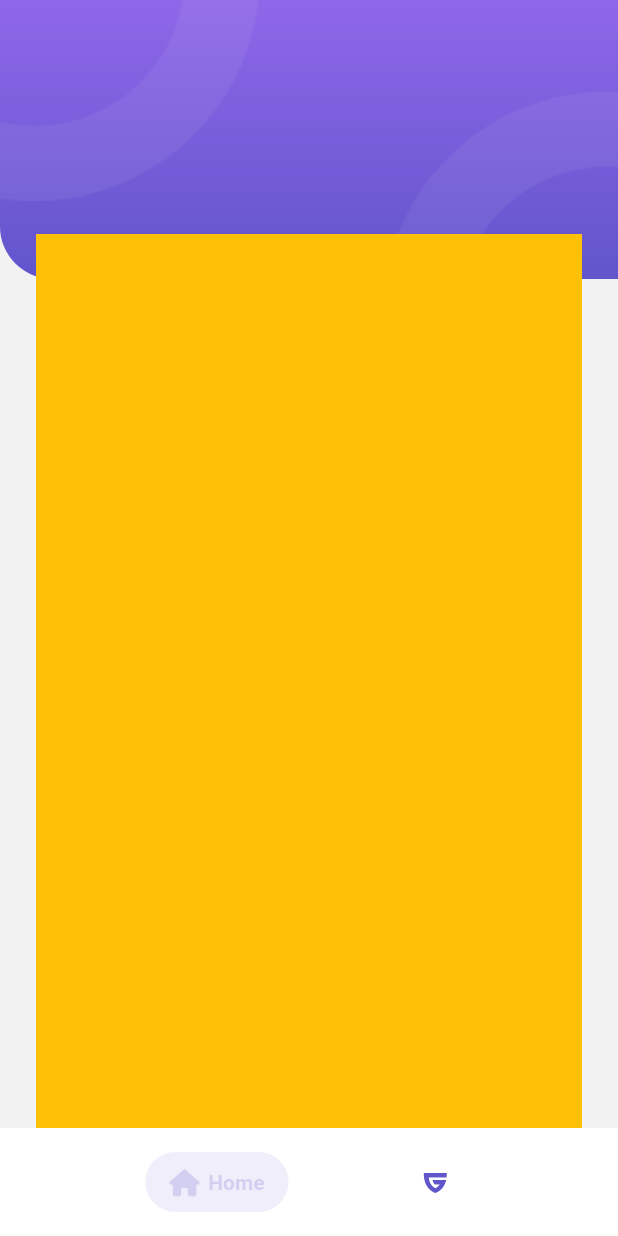
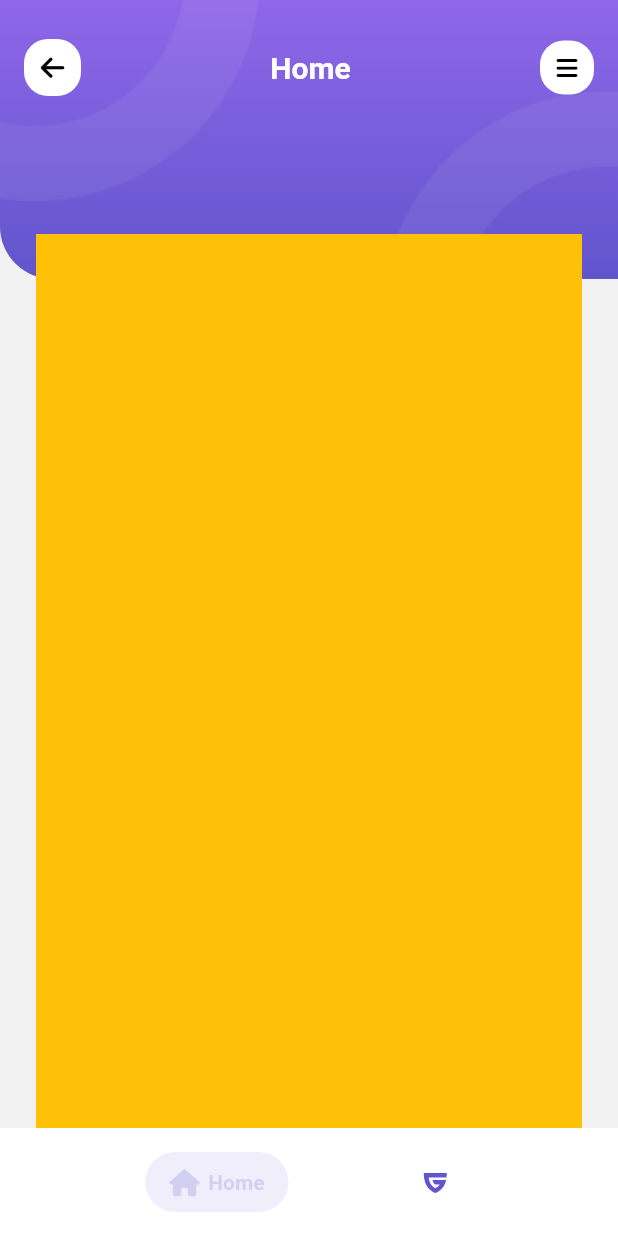
Before and after one commit to ssangnd/dlskitsvn, a Flutter app: the screen it shows after launch, on a phone screen of 412 x 824 dp. Run offline on Flutter 3.47's test engine with Material 2 defaults, Android fonts, the light colour scheme and no system bars; drawn by our look-alikes of salomon_bottom_bar; our stand-ins replace flutter_svg, font_awesome_flutter.

Commit message:
add appbar inlcude leading and tailing

```diff
--- a/lib/representation/screens/home_screen.dart
+++ b/lib/representation/screens/home_screen.dart
@@ -7,6 +7,9 @@ class HomeScreen extends StatelessWidget {
   @override
   Widget build(BuildContext context) {
     return AppBarContainerWidget(
+      titleString: 'Home',
+      implementLeading: true,
+      implementTraling: true,
       child: Container(
         color: Colors.amber,
       ),
--- a/lib/representation/widgets/appbar_container.dart
+++ b/lib/representation/widgets/appbar_container.dart
@@ -1,4 +1,5 @@
 import 'package:dlskitsvn/core/constants/dismension_constants.dart';
+import 'package:font_awesome_flutter/font_awesome_flutter.dart';
 
 import '../../helpers/asset_helper.dart';
 import '../../helpers/image_helper.dart';
@@ -6,10 +7,20 @@ import '../../core/constants/color_constants.dart';
 import 'package:flutter/material.dart';
 
 class AppBarContainerWidget extends StatelessWidget {
-  const AppBarContainerWidget({super.key, this.child});
+  const AppBarContainerWidget({
+    super.key,
+    this.child,
+    this.title,
+    this.titleString,
+    this.implementLeading = false,
+    this.implementTraling = false,
+  });
 
   final Widget? child;
-
+  final Widget? title;
+  final String? titleString;
+  final bool implementLeading;
+  final bool implementTraling;
   @override
   Widget build(BuildContext context) {
     return Scaffold(
@@ -23,6 +34,52 @@ class AppBarContainerWidget extends StatelessWidget {
               elevation: 0,
               toolbarHeight: 90,
               backgroundColor: ColorPalette.backgroundScaffoldColor,
+              title: title ??
+                  Row(
+                    children: [
+                      if (implementLeading)
+                        Container(
+                          decoration: const BoxDecoration(
+                            borderRadius: BorderRadius.all(
+                              Radius.circular(kDefaultPadding),
+                            ),
+                            color: Colors.white,
+                          ),
+                          padding: const EdgeInsets.all(kItemPadding),
+                          child: const Icon(
+                            FontAwesomeIcons.arrowLeft,
+                            color: Colors.black,
+                            size: kDefaultIconSize,
+                          ),
+                        ),
+                      Expanded(
+                          child: Center(
+                        child: Column(
+                          children: [
+                            Text(
+                              titleString ?? '',
+                              style: const TextStyle(
+                                  fontWeight: FontWeight.bold, fontSize: 20),
+                            )
+                          ],
+                        ),
+                      )),
+                      if (implementTraling)
+                        Container(
+                          decoration: BoxDecoration(
+                            borderRadius:
+                                BorderRadius.circular(kDefaultPadding),
+                            color: Colors.white,
+                          ),
+                          padding: const EdgeInsets.all(kItemPadding),
+                          child: const Icon(
+                            FontAwesomeIcons.bars,
+                            size: kDefaultPadding,
+                            color: Colors.black,
+                          ),
+                        )
+                    ],
+                  ),
               flexibleSpace: Stack(
                 children: [
                   Container(
```
